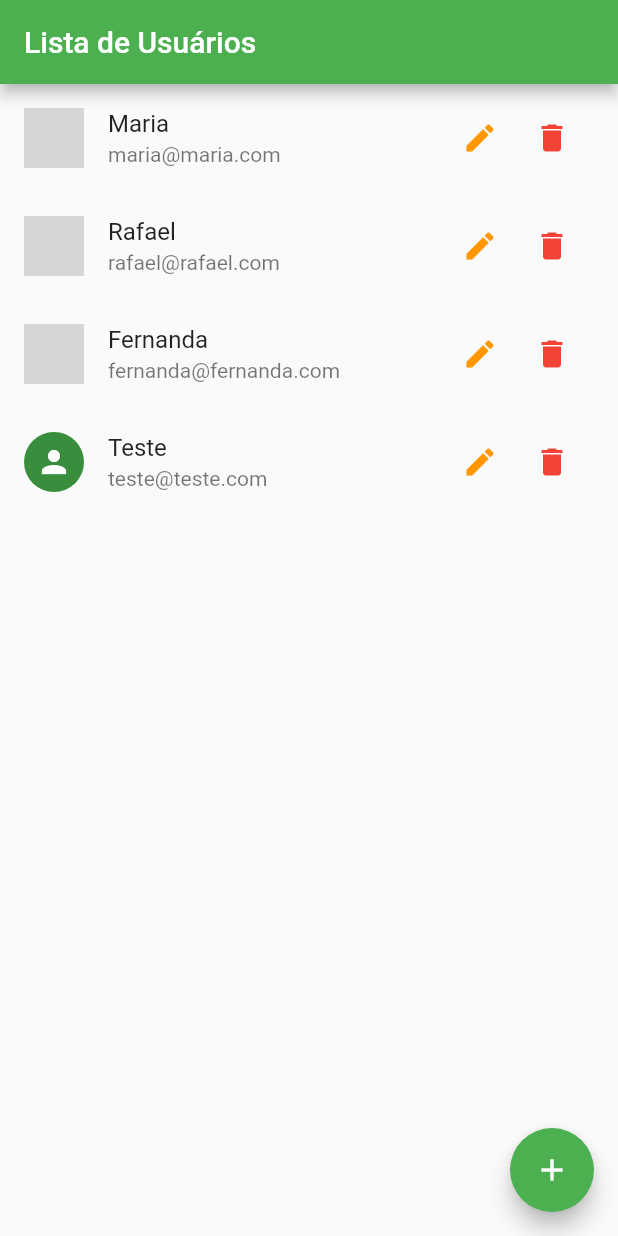
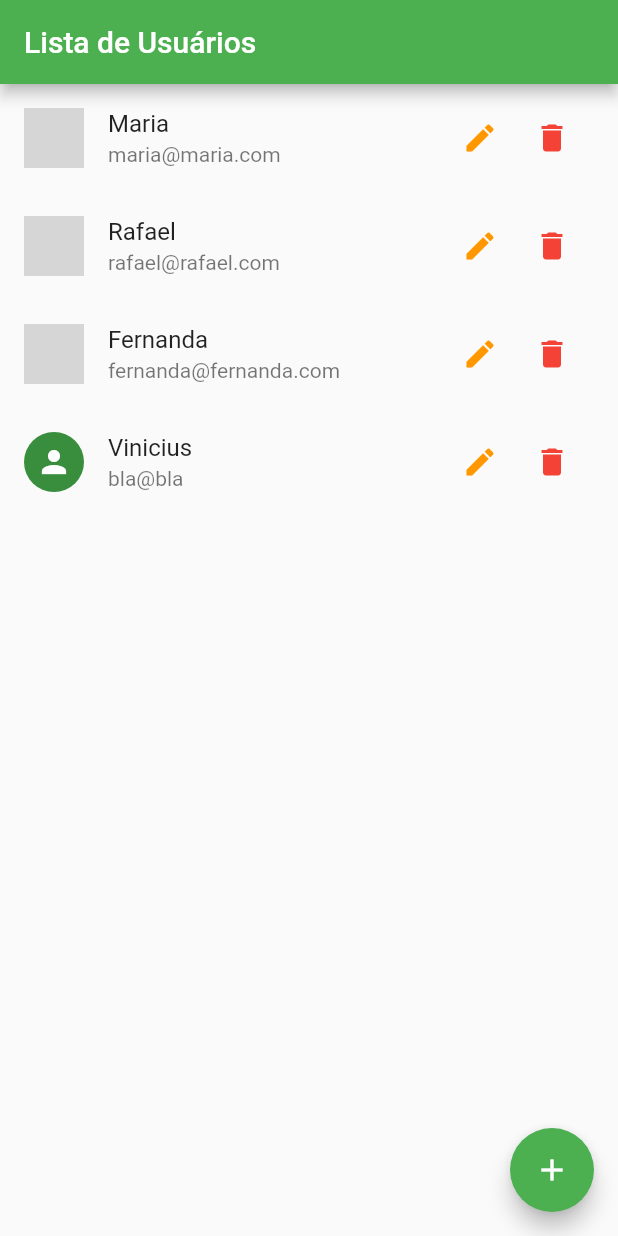
Before and after one commit to ViniciusPii/crud-flutter, a Flutter app: the screen it shows after launch, after a tap on the "add" icon, on a phone screen of 412 x 824 dp. Run offline on Flutter 3.47's test engine with Material 2 defaults, Android fonts, the phone set to English and light mode, and no system bars; network calls fail; grey boxes are pictures that could not be loaded.

```diff
--- a/lib/src/pages/home.dart
+++ b/lib/src/pages/home.dart
@@ -19,15 +19,15 @@ class Home extends StatelessWidget {
         itemBuilder: (ctx, i) => UserTile(user: users.byIndex(i)),
       ),
       floatingActionButton: FloatingActionButton(
-        child: Icon(Icons.add),
-        onPressed: () {
-          users.put(User(
-            name: 'Teste',
-            email: 'teste@teste.com',
-            avatarUrl: '',
-          ));
-        },
-      ),
+          child: Icon(Icons.add),
+          onPressed: () {
+            users.put(User(
+              id: '20',
+              name: 'Vinicius',
+              email: 'bla@bla',
+              avatarUrl: '',
+            ));
+          }),
     );
   }
 }
--- a/lib/src/provider/users.dart
+++ b/lib/src/provider/users.dart
@@ -24,7 +24,12 @@ class UsersProvider with ChangeNotifier {
       return;
     }
 
-    final id = Random().nextDouble().toString();
+    if (user.id != null &&
+        user.id.trim().isNotEmpty &&
+        _items.containsKey(user.id)) {
+      _items.update(user.id, (_) => user);
+    } else {
+      final id = UniqueKey().toString();
 
       _items.putIfAbsent(
         id,
@@ -35,7 +40,15 @@ class UsersProvider with ChangeNotifier {
           avatarUrl: user.avatarUrl,
         ),
       );
+    }
 
     notifyListeners();
   }
+
+  void remove(User user) {
+    if (user != null && user.id != null) {
+      _items.remove(user.id);
+      notifyListeners();
     }
+  }
+}
```
Lines whose indentation alone changed are shown as unchanged.
